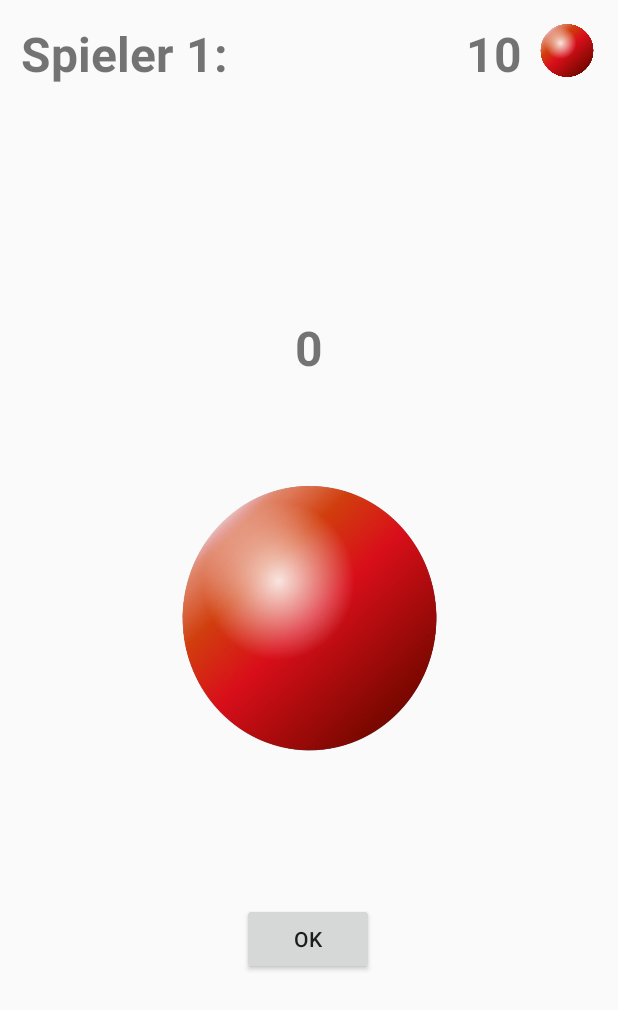
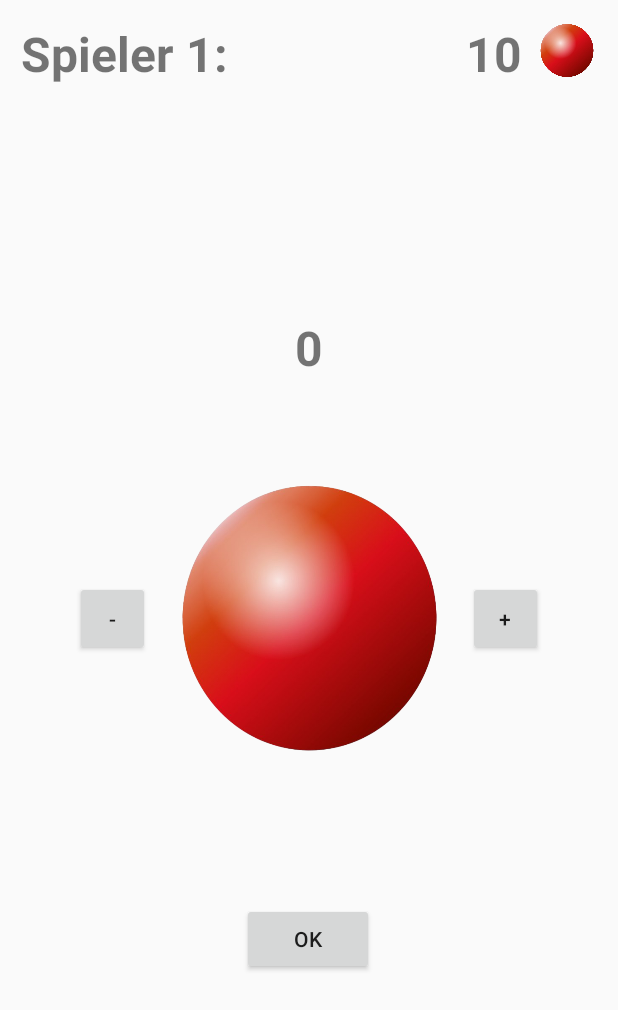
Before and after one commit to Sebi2682/EffektiveSpiele, an Android app: the ActivitySpieler1 screen opened directly, with no data from a screen before it, on a phone screen of 412 x 824 dp. Shown: the top 1010 px of the screen. Run offline under Robolectric (Android 15) with nearby library versions, the phone set to English and light mode, and no system bars.

Commit message:
vergrößern und verkleinern der gesetzten Zahl

```diff
--- a/app/src/main/java/com/sm/murmelspiel2/ActivitySpieler1.java
+++ b/app/src/main/java/com/sm/murmelspiel2/ActivitySpieler1.java
@@ -10,10 +10,13 @@ import android.view.animation.AnimationUtils;
 import android.widget.Button;
 import android.widget.TextView;
 
-public class ActivitySpieler1 extends AppCompatActivity implements View.OnClickListener{
+public class ActivitySpieler1 extends AppCompatActivity{
 
     private TextView tvPoints;
     private TextView textAnzahl;
+    private Button buttonOk;
+    private Button buttonKleiner;
+    private Button buttonGroesser;
 
     @Override
     protected void onCreate(Bundle savedInstanceState) {
@@ -22,9 +25,26 @@ public class ActivitySpieler1 extends AppCompatActivity implements View.OnClickL
 
         tvPoints = findViewById(R.id.tvPoints);
         textAnzahl = findViewById(R.id.textAnzahl);
-        Button buttonOk = findViewById(R.id.buttonOk);
+        buttonOk = findViewById(R.id.buttonOk);
         textAnzahl.setText(Integer.toString(MyApplication.anzahl1));
+        buttonKleiner = findViewById(R.id.buttonKleiner);
+        buttonGroesser = findViewById(R.id.buttonGroesser);
 
+        buttonKleiner.setOnClickListener(new View.OnClickListener() {
+            @Override
+            public void onClick(View v) {
+                kleiner();
+                murmelkleiner();
+            }
+        });
+
+        buttonGroesser.setOnClickListener(new View.OnClickListener() {
+            @Override
+            public void onClick(View v) {
+                groesser();
+                murmelGroesser();
+            }
+        });
 
         buttonOk.setOnClickListener(v -> openActivityRaten());
     }
@@ -38,26 +58,33 @@ public class ActivitySpieler1 extends AppCompatActivity implements View.OnClickL
 
     public void onBackPressed(){ }
 
-    @Override
-    public void onClick(View v) {
-        if (v.getId()==R.id.imageMurmelSetzen1) {
-            Animation a = AnimationUtils.loadAnimation(this,R.anim.murmel_animation);
-            a.setAnimationListener(new SimpleAnimationListener(){
-                @Override
-                public void onAnimationEnd(Animation animation) {
-                    murmelClick();
-                }
-            });
-            v.startAnimation(a);
+
+    public void kleiner(){
+        Animation a = AnimationUtils.loadAnimation(this,R.anim.murmel_animation);
+        buttonKleiner.startAnimation(a);
+    }
+
+    public void groesser(){
+        Animation a = AnimationUtils.loadAnimation(this,R.anim.murmel_animation);
+        buttonGroesser.startAnimation(a);
+    }
+
+    private void murmelkleiner() {
+
+        if(MyApplication.anzahl1 <10) {
+                MyApplication.points1--;
+                MyApplication.anzahl1++;
+            tvPoints.setText(Integer.toString(MyApplication.points1));
+            textAnzahl.setText(Integer.toString(MyApplication.anzahl1));
+
         }
     }
 
-    private void murmelClick() {
-
+    private void murmelGroesser(){
         if(MyApplication.anzahl1 >0)
-            {
-                MyApplication.points1++;
-                MyApplication.anzahl1--;
+        {
+            MyApplication.points1++;
+            MyApplication.anzahl1--;
             tvPoints.setText(Integer.toString(MyApplication.points1));
             textAnzahl.setText(Integer.toString(MyApplication.anzahl1));
 
--- a/app/src/main/res/layout/activity_spieler1.xml
+++ b/app/src/main/res/layout/activity_spieler1.xml
@@ -40,7 +40,6 @@
         android:layout_width="230dp"
         android:layout_height="200dp"
         android:background="@drawable/murmel"
-        android:onClick="onClick"
         app:layout_constraintBottom_toBottomOf="parent"
         app:layout_constraintEnd_toEndOf="parent"
         app:layout_constraintStart_toStartOf="parent"
@@ -79,5 +78,25 @@
         app:layout_constraintTop_toTopOf="parent"
         app:srcCompat="@drawable/murmel" />
 
+    <Button
+        android:id="@+id/buttonGroesser"
+        android:layout_width="50dp"
+        android:layout_height="50dp"
+        android:layout_marginEnd="40dp"
+        android:text="+"
+        app:layout_constraintBottom_toBottomOf="parent"
+        app:layout_constraintEnd_toEndOf="parent"
+        app:layout_constraintTop_toTopOf="parent" />
+
+    <Button
+        android:id="@+id/buttonKleiner"
+        android:layout_width="50dp"
+        android:layout_height="50dp"
+        android:layout_marginStart="40dp"
+        android:text="-"
+        app:layout_constraintBottom_toBottomOf="parent"
+        app:layout_constraintStart_toStartOf="parent"
+        app:layout_constraintTop_toTopOf="parent" />
+
 
 </androidx.constraintlayout.widget.ConstraintLayout>
```
Also changed, not shown: app/src/main/java/com/sm/murmelspiel2/ActivitySpieler2.java (+49 -19 lines), app/src/main/res/layout/activity_spieler2.xml (+19 -1 lines).
